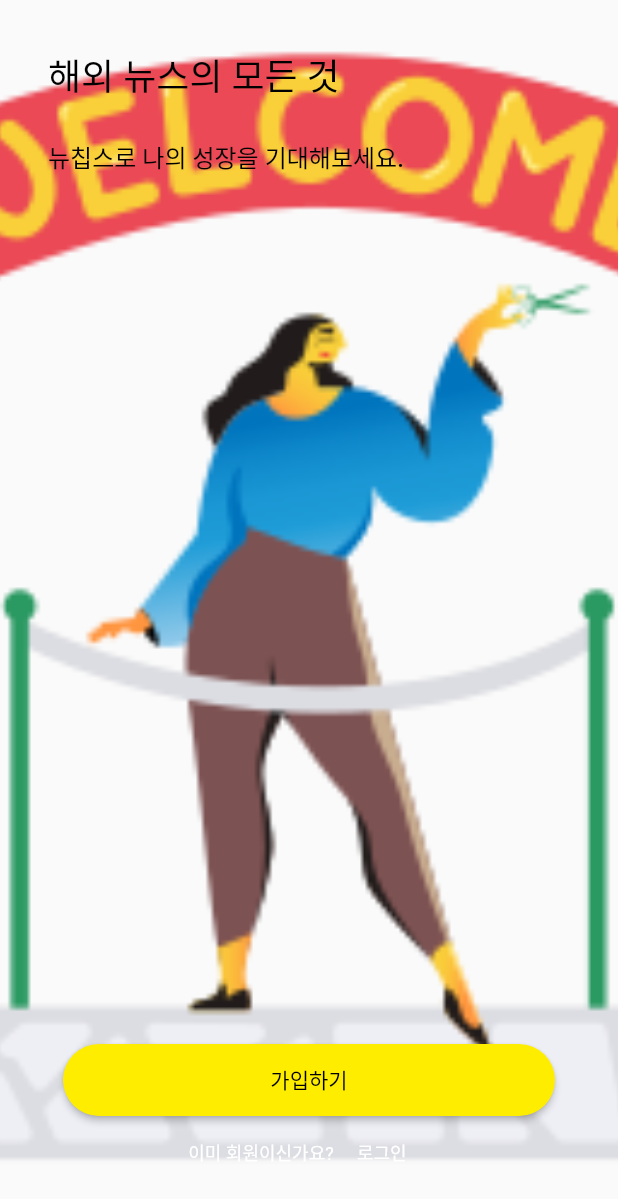
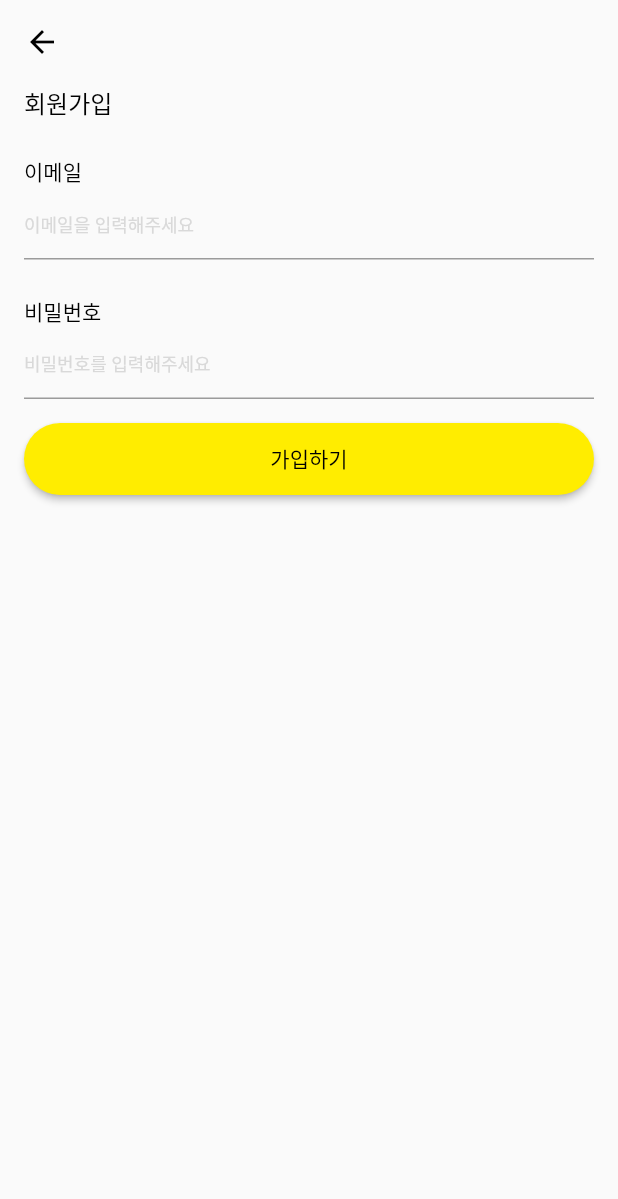
Before and after one commit to gusdas/newsApp, a Flutter app: the screen it shows after launch, after a tap on "가입하기", on a phone screen of 412 x 824 dp. Shown: the top 1199 px of the screen. Run offline on Flutter 3.47's test engine with Material 2 defaults, Android fonts, the phone set to English and light mode, and no system bars; our stand-ins replace animated_splash_screen, page_transition.

Commit message:
feat: signupPage

```diff
--- a/lib/main.dart
+++ b/lib/main.dart
@@ -1,5 +1,7 @@
 import 'package:animated_splash_screen/animated_splash_screen.dart';
 import 'package:flutter/material.dart';
+import 'package:news_app/signup.dart';
+import 'package:page_transition/page_transition.dart';
 
 void main() {
   runApp(const MyApp());
@@ -15,7 +17,7 @@ class MyApp extends StatelessWidget {
       title: 'Flutter Demo',
       debugShowCheckedModeBanner: false,
       theme: ThemeData(
-        primarySwatch: Colors.red,
+        primarySwatch: Colors.yellow,
       ),
       home: const SplashScreen(),
     );
@@ -28,19 +30,14 @@ class SplashScreen extends StatelessWidget {
   @override
   Widget build(BuildContext context) {
     return AnimatedSplashScreen(
-      // splash: Column(
-      //   children: [
-      //     Image.asset('images/1.png'),
-      //     const Text('My app',
-      //         style: TextStyle(fontSize: 40, fontWeight: FontWeight.bold)),
-      //   ],
-      splash: Image.asset('images/1.png'),
-      backgroundColor: Colors.red,
+      splash: Image.asset('images/SplashImg.png'),
+      backgroundColor: Colors.white,
       nextScreen: const LoginPage(),
-      splashIconSize: 400,
-      duration: 400,
+      splashIconSize: 1000,
+      duration: 1000,
       splashTransition: SplashTransition.fadeTransition,
       animationDuration: const Duration(seconds: 1),
+      pageTransitionType: PageTransitionType.fade,
     );
   }
 }
@@ -59,7 +56,7 @@ class LoginPage extends StatelessWidget {
           padding: const EdgeInsets.all(32),
           decoration: const BoxDecoration(
             image: DecorationImage(
-                image: AssetImage("images/1.png"), fit: BoxFit.cover),
+                image: AssetImage("images/SplashImg.png"), fit: BoxFit.cover),
           ),
           child: Column(
             mainAxisAlignment: MainAxisAlignment.spaceBetween,
@@ -93,14 +90,27 @@ class LoginPage extends StatelessWidget {
               ),
               Column(
                 children: [
-                  ElevatedButton(
-                    onPressed: () {},
+                  Container(
+                    color: Colors.amber,
+                    child: Padding(
+                      padding: const EdgeInsets.only(left: 16, right: 16),
+                      child: ElevatedButton(
+                        onPressed: () {
+                          Navigator.of(context).push(
+                            MaterialPageRoute(
+                              builder: (BuildContext context) {
+                                return const SignupPage();
+                              },
+                            ),
+                          );
+                        },
                         style: ElevatedButton.styleFrom(
                           backgroundColor: const Color(0xffffed00),
                           foregroundColor: const Color(0xffD9D9D9),
                           minimumSize: const Size(328, 48),
                           shape: RoundedRectangleBorder(
-                        borderRadius: BorderRadius.circular(24), // <-- Radius
+                            borderRadius:
+                                BorderRadius.circular(24), // <-- Radius
                           ),
                         ),
                         child: const Text(
@@ -112,6 +122,8 @@ class LoginPage extends StatelessWidget {
                           ),
                         ),
                       ),
+                    ),
+                  ),
                   Row(
                     mainAxisAlignment: MainAxisAlignment.center,
                     children: [
@@ -120,7 +132,8 @@ class LoginPage extends StatelessWidget {
                         style: TextStyle(
                           fontSize: 12,
                           fontWeight: FontWeight.w400,
-                          color: Color(0xffFFFFFF),
+                          // color: Color(0xffFFFFFF),
+                          color: Colors.black,
                         ),
                       ),
                       TextButton(
@@ -130,7 +143,8 @@ class LoginPage extends StatelessWidget {
                           style: TextStyle(
                             fontSize: 12,
                             fontWeight: FontWeight.w400,
-                            color: Color(0xffFFFFFF),
+                            // color: Color(0xffFFFFFF),
+                            color: Colors.red,
                           ),
                         ),
                       )
--- /dev/null
+++ b/lib/signup.dart
@@ -0,0 +1,108 @@
+import 'package:flutter/material.dart';
+
+class SignupPage extends StatelessWidget {
+  const SignupPage({super.key});
+
+  @override
+  Widget build(BuildContext context) {
+    return Scaffold(
+      appBar: AppBar(
+        backgroundColor: Colors.transparent,
+        elevation: 0,
+        iconTheme: const IconThemeData(color: Colors.black),
+        // title: const Text(
+        //   'App Bar 3',
+        //   style: TextStyle(color: Colors.black),
+        // ),
+        // centerTitle: true,
+      ),
+      body: Column(
+        children: [
+          const Padding(
+            padding: EdgeInsets.only(left: 16, right: 16),
+            child: Align(
+              alignment: Alignment.topLeft,
+              child: Text(
+                '회원가입',
+                style: TextStyle(
+                  fontSize: 16,
+                  fontWeight: FontWeight.w500,
+                  color: Colors.black,
+                ),
+              ),
+            ),
+          ),
+          const SizedBox(height: 24),
+          const Padding(
+            padding: EdgeInsets.only(left: 16, right: 16),
+            child: Align(
+              alignment: Alignment.topLeft,
+              child: Text(
+                '이메일',
+                style: TextStyle(
+                  fontSize: 14,
+                  fontWeight: FontWeight.w400,
+                  color: Colors.black,
+                ),
+              ),
+            ),
+          ),
+          Padding(
+            padding: const EdgeInsets.only(left: 16, right: 16),
+            child: TextFormField(
+              decoration: const InputDecoration(
+                  hintText: '이메일을 입력해주세요',
+                  hintStyle: TextStyle(fontSize: 12, color: Color(0xffD9D9D9))),
+            ),
+          ),
+          const SizedBox(height: 24),
+          const Padding(
+            padding: EdgeInsets.only(left: 16, right: 16),
+            child: Align(
+              alignment: Alignment.topLeft,
+              child: Text(
+                '비밀번호',
+                style: TextStyle(
+                  fontSize: 14,
+                  fontWeight: FontWeight.w400,
+                  color: Colors.black,
+                ),
+              ),
+            ),
+          ),
+          Padding(
+            padding: const EdgeInsets.only(left: 16, right: 16),
+            child: TextFormField(
+              decoration: const InputDecoration(
+                  hintText: '비밀번호를 입력해주세요',
+                  hintStyle: TextStyle(fontSize: 12, color: Color(0xffD9D9D9))),
+            ),
+          ),
+          const SizedBox(height: 16),
+          Padding(
+            padding: const EdgeInsets.only(left: 16, right: 16),
+            child: ElevatedButton(
+              onPressed: () {},
+              style: ElevatedButton.styleFrom(
+                backgroundColor: const Color(0xffffed00),
+                foregroundColor: const Color(0xffD9D9D9),
+                minimumSize: const Size(double.infinity, 48),
+                shape: RoundedRectangleBorder(
+                  borderRadius: BorderRadius.circular(24), // <-- Radius
+                ),
+              ),
+              child: const Text(
+                '가입하기',
+                style: TextStyle(
+                  fontSize: 14,
+                  fontWeight: FontWeight.w500,
+                  color: Colors.black,
+                ),
+              ),
+            ),
+          ),
+        ],
+      ),
+    );
+  }
+}
```
Also changed, not shown: images/SplashImg.png (added). Lines whose indentation alone changed are shown as unchanged.
